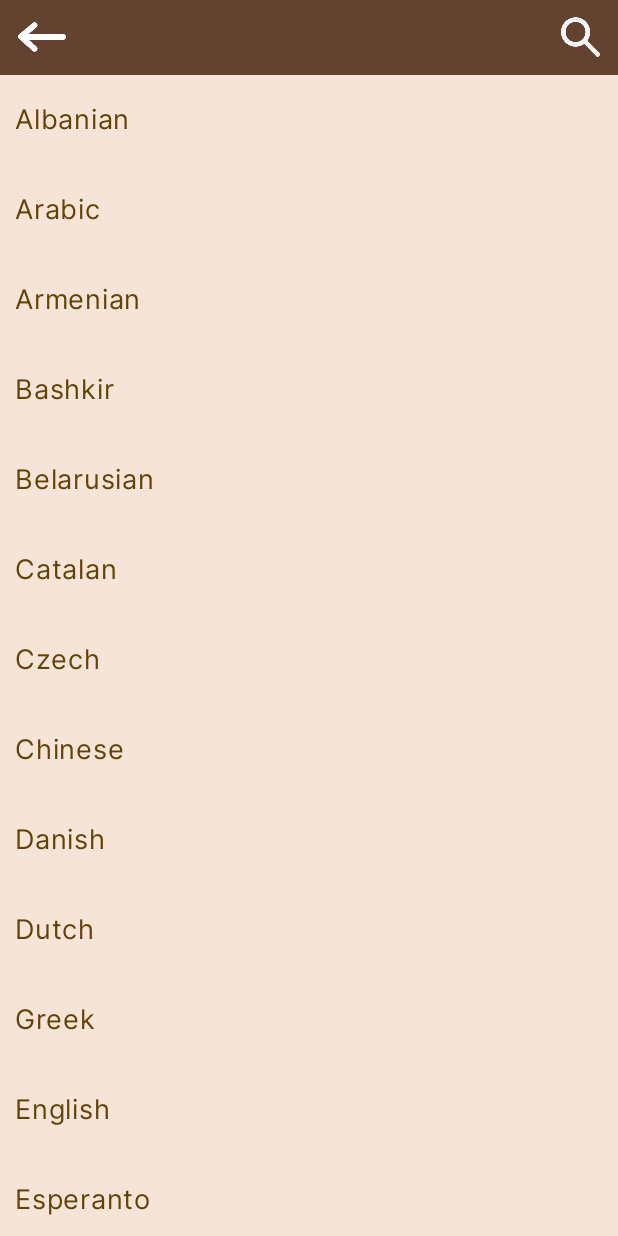
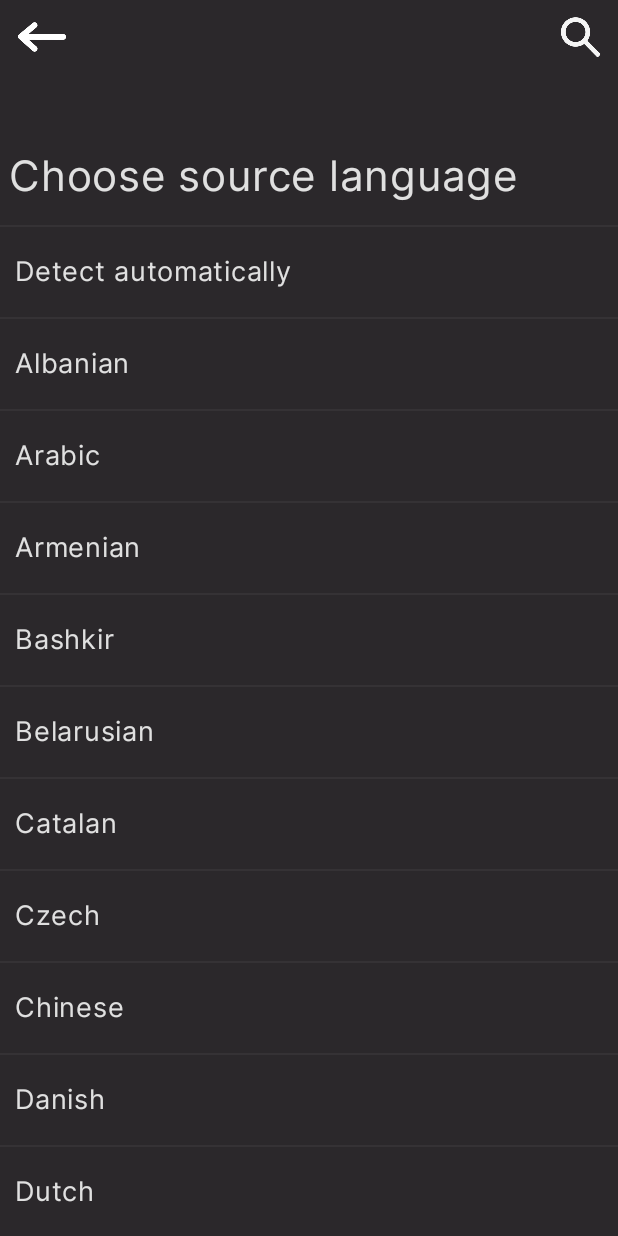
Before and after one commit to vitalii-holoienko/translate-app, an Android app built with Jetpack Compose: the screen it shows after launch (ChooseLanguageActivity), after a tap on "Automatically", on a phone screen of 412 x 824 dp. Run offline under Robolectric (Android 15) with nearby library versions, the phone set to English and light mode, and no system bars; our stand-ins replace livedata-compose; libraries missing offline, so code that uses them is left out: com.google.cloud.translate; 1 statement that could not run was skipped.

Commit message:
UI update, after a big break;

```diff
--- a/app/src/main/java/com/example/simpletranslateapp/ChooseSourceLanguageActivity.kt
+++ b/app/src/main/java/com/example/simpletranslateapp/ChooseSourceLanguageActivity.kt
@@ -2,7 +2,6 @@ package com.example.simpletranslateapp
 
 import android.content.Intent
 import android.os.Bundle
-import android.util.Log
 import androidx.activity.ComponentActivity
 import androidx.activity.compose.setContent
 import androidx.compose.foundation.Image
@@ -13,15 +12,13 @@ import androidx.compose.foundation.layout.Box
 import androidx.compose.foundation.layout.Column
 import androidx.compose.foundation.layout.PaddingValues
 import androidx.compose.foundation.layout.Row
-import androidx.compose.foundation.layout.fillMaxSize
 import androidx.compose.foundation.layout.fillMaxWidth
 import androidx.compose.foundation.layout.height
 import androidx.compose.foundation.layout.padding
 import androidx.compose.foundation.layout.size
-import androidx.compose.foundation.lazy.LazyColumn
-import androidx.compose.foundation.lazy.items
 import androidx.compose.foundation.rememberScrollState
 import androidx.compose.foundation.verticalScroll
+import androidx.compose.material3.Divider
 import androidx.compose.material3.ExperimentalMaterial3Api
 import androidx.compose.material3.Scaffold
 import androidx.compose.material3.Text
@@ -36,14 +33,10 @@ import androidx.compose.ui.draw.scale
 import androidx.compose.ui.graphics.Color
 import androidx.compose.ui.platform.LocalContext
 import androidx.compose.ui.res.painterResource
-import androidx.compose.ui.res.stringResource
 import androidx.compose.ui.text.font.Font
 import androidx.compose.ui.text.font.FontFamily
-import androidx.compose.ui.text.intl.Locale
-import androidx.compose.ui.text.style.TextAlign
 import androidx.compose.ui.unit.dp
 import androidx.compose.ui.unit.sp
-import androidx.core.content.ContextCompat.startActivity
 import androidx.lifecycle.ViewModelProvider
 import com.example.simpletranslateapp.ui.theme.SimpleTranslateAppTheme
 
@@ -88,7 +81,7 @@ fun Header(viewModel : ChooseLanguageViewModel){
         modifier = Modifier
             .fillMaxWidth()
             .height(50.dp)
-            .background(color = Color(99, 67, 48)),
+            .background(Color(43, 40, 43)),
         horizontalArrangement = Arrangement.SpaceBetween
 
     ){
@@ -116,37 +109,65 @@ fun MainContent(padding: PaddingValues, viewModel : ChooseLanguageViewModel){
         mutableStateOf(0)
     }
     val list = remember{Languages.languages.toList()}
+    var text = ""
+    if (viewModel.from.value == "source") text = "Choose source language"
+    else text = "Choose target language"
+    Column (modifier = Modifier.verticalScroll(rememberScrollState())){
+        Box(
+            modifier = Modifier
+                .fillMaxWidth()
+                .background(Color(43, 40, 43))
+                .height(150.dp)
+                .padding(padding)
 
-    Box(
-        modifier = Modifier
-            .fillMaxSize()
-            .background(color = Color(246, 228, 217))
-            .padding(padding))
+        ){
+            Text(
+                modifier = Modifier.padding(6.dp,50.dp,0.dp,6.dp),
+                text = text ,
+                fontFamily = FontFamily(Font(R.font.inter_regular)),
+                color = Color(224, 224, 224),
+                fontSize = 28.sp,
 
-    {
-        Column(
+            )
+        }
+        Box(
             modifier = Modifier
-                .verticalScroll(rememberScrollState())
-        ) {
-            list.forEach{
-                languageBox(key = it.first, value = it.second, viewModel)
+                .fillMaxWidth()
+                .background(Color(43, 40, 43))
+                .padding())
+
+        {
+            Column(
+
+            ) {
+                var i = 0;
+                list.forEach{
+                    if(viewModel.from.value == "target" &&(i == 0))
+                        else languageBox(key = it.first, value = it.second, viewModel)
+                    i++;
+
+                }
             }
-        }
 
 
+        }
     }
+
 }
 @Composable
 fun languageBox(key : String, value : String, viewModel: ChooseLanguageViewModel){ //where key is name of a language, and value is a language code
     val context = LocalContext.current
+    Divider(
+        color = Color(53, 50, 53)
+    )
     Box(
         modifier = Modifier
             .fillMaxWidth()
             .height(60.dp)
             .clickable {
                 val intent = Intent(context, MainActivity::class.java).also {
-                    if(viewModel.from.value == "source") it.putExtra("sourceLanguage", key)
-                    else                                 it.putExtra("targetLanguage", key)
+                    if (viewModel.from.value == "source") it.putExtra("sourceLanguage", key)
+                    else it.putExtra("targetLanguage", key)
                 }
                 context.startActivity(intent)
             },
@@ -156,11 +177,12 @@ fun languageBox(key : String, value : String, viewModel: ChooseLanguageViewModel
             modifier = Modifier.padding(10.dp),
             text=key,
             fontFamily = FontFamily(Font(R.font.inter_regular)),
-            color = Color(99, 67, 4),
+            color = Color(224, 224, 224),
             fontSize = 18.sp
 
         )
     }
+
 }
 @Composable
 fun Footer(viewModel : ChooseLanguageViewModel){
--- a/app/src/main/java/com/example/simpletranslateapp/Languages.kt
+++ b/app/src/main/java/com/example/simpletranslateapp/Languages.kt
@@ -3,6 +3,7 @@ package com.example.simpletranslateapp
 class Languages {
     companion object{
         public val languages = mapOf<String, String>(
+            "Detect automatically" to "",
             "Albanian" to "sq",
             "Arabic" to "ar",
             "Armenian" to "hy",
--- a/app/src/main/java/com/example/simpletranslateapp/MainActivity.kt
+++ b/app/src/main/java/com/example/simpletranslateapp/MainActivity.kt
@@ -5,18 +5,13 @@ import android.content.Context
 import android.content.Intent
 import android.content.SharedPreferences
 import android.os.Bundle
-import android.util.Log
-import android.view.ViewTreeObserver
 import android.widget.Toast
 import androidx.activity.ComponentActivity
 import androidx.activity.compose.setContent
 import androidx.compose.animation.animateContentSize
 import androidx.compose.foundation.Image
-import androidx.compose.foundation.Indication
 import androidx.compose.foundation.background
-import androidx.compose.foundation.border
 import androidx.compose.foundation.clickable
-import androidx.compose.foundation.indication
 import androidx.compose.foundation.interaction.MutableInteractionSource
 import androidx.compose.foundation.interaction.collectIsFocusedAsState
 import androidx.compose.foundation.layout.Arrangement
@@ -24,23 +19,15 @@ import androidx.compose.foundation.layout.Box
 import androidx.compose.foundation.layout.Column
 import androidx.compose.foundation.layout.PaddingValues
 import androidx.compose.foundation.layout.Row
-import androidx.compose.foundation.layout.WindowInsets
 import androidx.compose.foundation.layout.fillMaxHeight
 import androidx.compose.foundation.layout.fillMaxSize
 import androidx.compose.foundation.layout.fillMaxWidth
 import androidx.compose.foundation.layout.height
-import androidx.compose.foundation.layout.heightIn
-import androidx.compose.foundation.layout.ime
-import androidx.compose.foundation.layout.imePadding
 import androidx.compose.foundation.layout.padding
 import androidx.compose.foundation.layout.size
 import androidx.compose.foundation.layout.width
 import androidx.compose.foundation.layout.wrapContentHeight
-import androidx.compose.foundation.lazy.LazyColumn
 import androidx.compose.foundation.rememberScrollState
-import androidx.compose.foundation.shape.CornerSize
-import androidx.compose.foundation.shape.CutCornerShape
-import androidx.compose.foundation.shape.GenericShape
 import androidx.compose.foundation.shape.RoundedCornerShape
 import androidx.compose.foundation.text.BasicText
 import androidx.compose.foundation.text.BasicTextField
@@ -49,43 +36,28 @@ import androidx.compose.foundation.text.KeyboardOptions
 import androidx.compose.foundation.verticalScroll
 import androidx.compose.material3.Divider
 import androidx.compose.material3.ExperimentalMaterial3Api
-import androidx.compose.material3.LocalTextStyle
-import androidx.compose.material3.MaterialTheme
-import androidx.compose.material3.OutlinedTextField
 import androidx.compose.material3.Scaffold
-import androidx.compose.material3.Surface
 import androidx.compose.material3.Text
 import androidx.compose.material3.TextFieldDefaults
 import androidx.compose.runtime.Composable
-import androidx.compose.runtime.DisposableEffect
-import androidx.compose.runtime.LaunchedEffect
-import androidx.compose.runtime.MutableState
-import androidx.compose.runtime.State
 import androidx.compose.runtime.collectAsState
 import androidx.compose.runtime.getValue
 import androidx.compose.runtime.livedata.observeAsState
 import androidx.compose.runtime.mutableStateOf
 import androidx.compose.runtime.remember
-import androidx.compose.runtime.rememberUpdatedState
 import androidx.compose.runtime.setValue
 import androidx.compose.ui.Alignment
 import androidx.compose.ui.ExperimentalComposeUiApi
 import androidx.compose.ui.Modifier
 import androidx.compose.ui.draw.clip
-import androidx.compose.ui.draw.drawBehind
 import androidx.compose.ui.draw.scale
 import androidx.compose.ui.draw.shadow
-import androidx.compose.ui.geometry.Offset
 import androidx.compose.ui.graphics.Color
-import androidx.compose.ui.graphics.Shape
-import androidx.compose.ui.graphics.graphicsLayer
 import androidx.compose.ui.layout.ContentScale
 import androidx.compose.ui.platform.LocalClipboardManager
 import androidx.compose.ui.platform.LocalContext
-import androidx.compose.ui.platform.LocalDensity
 import androidx.compose.ui.platform.LocalFocusManager
 import androidx.compose.ui.platform.LocalSoftwareKeyboardController
-import androidx.compose.ui.platform.LocalView
 import androidx.compose.ui.res.painterResource
 import androidx.compose.ui.res.stringResource
 import androidx.compose.ui.text.AnnotatedString
@@ -95,14 +67,9 @@ import androidx.compose.ui.text.font.FontFamily
 import androidx.compose.ui.text.input.ImeAction
 import androidx.compose.ui.text.input.VisualTransformation
 import androidx.compose.ui.text.style.TextAlign
-import androidx.compose.ui.tooling.preview.Preview
 import androidx.compose.ui.unit.dp
-import androidx.compose.ui.unit.em
 import androidx.compose.ui.unit.sp
-import androidx.core.content.ContextCompat.startActivity
-import androidx.core.view.ViewCompat
 import androidx.core.view.WindowCompat
-import androidx.core.view.WindowInsetsCompat
 import androidx.lifecycle.ViewModelProvider
 import com.example.simpletranslateapp.ui.theme.SimpleTranslateAppTheme
 
@@ -409,8 +376,13 @@ fun Footer(mainViewModel: MainViewModel){
                     },
                 contentAlignment = Alignment.Center
                 ){
-                    Text(text = sourceLanguage, color = Color(224, 224, 224),
-                    fontFamily = FontFamily(Font(R.font.poppins_regular)),)
+                    Text(
+                        text = sourceLanguage,
+                        color = Color(224, 224, 224),
+                        fontFamily = FontFamily(Font(R.font.poppins_regular)),
+                        textAlign = TextAlign.Center,
+                        fontSize = 15.sp,
+                        )
                  }
             val interactionSource = remember { MutableInteractionSource() }
                     Image(
@@ -440,13 +412,14 @@ fun Footer(mainViewModel: MainViewModel){
                                 context.startActivity(intent)
                             },
                         contentAlignment = Alignment.Center
-                    ){ mainViewModel.targetLanguage.value?.let { Text(text = it, color = Color(224, 224, 224), fontFamily = FontFamily(Font(R.font.poppins_regular))) } }
+                    ){ mainViewModel.targetLanguage.value?.let { Text(text = it, color = Color(224, 224, 224), fontFamily = FontFamily(Font(R.font.poppins_regular)), textAlign = TextAlign.Center,
+                        fontSize = 15.sp,) } }
             }
 
             Box(modifier = Modifier.padding(0.dp, 0.dp, 0.dp, 0.dp))
             {
                 Image(
-                    painter = painterResource(id = R.drawable.folder1_icon),
+                    painter = painterResource(id = R.drawable.folder13), //163 3x
                     contentDescription = null,
                     modifier = Modifier
                         .padding(0.dp, 0.dp, 250.dp, 0.dp)
@@ -457,13 +430,13 @@ fun Footer(mainViewModel: MainViewModel){
                         .shadow(
                             50.dp,
                             shape = RoundedCornerShape(16.dp)
-                        )
+                        ).scale(0.8f)
                         .padding(4.dp)
 
                 )
 
                 Image(
-                    painter = painterResource(id = R.drawable.camera1_icon),
+                    painter = painterResource(id = R.drawable.camera3_icon),
                     contentDescription = null,
                     modifier = Modifier
                         .padding(0.dp, 0.dp, 0.dp, 10.dp)
@@ -476,13 +449,13 @@ fun Footer(mainViewModel: MainViewModel){
                             shape = RoundedCornerShape(40.dp)
                         )
                         .padding(4.dp)
-                        .scale(1.5f),
+                        .scale(0.7f),
 
 
-                    contentScale = ContentScale.Crop
+//                    contentScale = ContentScale.Crop
                 )
                 Image(
-                    painter = painterResource(id = R.drawable.clock1_icon),
+                    painter = painterResource(id = R.drawable.clock3_icon),
                     contentDescription = null,
                     modifier = Modifier
                         .padding(250.dp, 0.dp, 0.dp, 0.dp)
@@ -495,7 +468,7 @@ fun Footer(mainViewModel: MainViewModel){
                             shape = RoundedCornerShape(16.dp)
                         )
                         .padding(4.dp)
-                        .scale(1.3f)
+                        .scale(0.83f)
 
                 )
             }
--- a/app/src/main/java/com/example/simpletranslateapp/MainViewModel.kt
+++ b/app/src/main/java/com/example/simpletranslateapp/MainViewModel.kt
@@ -48,6 +48,7 @@ class MainViewModel : ViewModel() {
         connectivityObserver = NetworkConnectivityObserver(context)
     }
     fun changeSourceLanguage(language:String){
+
         translateText.setSourceLanguage(language)
         sourceLanguage.value = language
     }
--- a/app/src/main/java/com/example/simpletranslateapp/TranslateText.kt
+++ b/app/src/main/java/com/example/simpletranslateapp/TranslateText.kt
@@ -23,7 +23,12 @@ class TranslateText {
     }
     public fun setSourceLanguage(language:String){
         val code = Languages.languages.get(language)
-        sourceLanguage = Translate.TranslateOption.sourceLanguage(code)
+        if(language == "Detect automatically"){
+
+        }else{
+            sourceLanguage = Translate.TranslateOption.sourceLanguage(code)
+        }
+
 
     }
     public fun setTargetLanguage(language:String){
```
Also changed, not shown: app/src/main/res/drawable/camera2_icon.png (added), app/src/main/res/drawable/camera3_icon.png (added), app/src/main/res/drawable/clock3_icon.png (added), app/src/main/res/drawable/folder13.png (added), app/src/main/res/drawable/folder1_icon.png (deleted).
